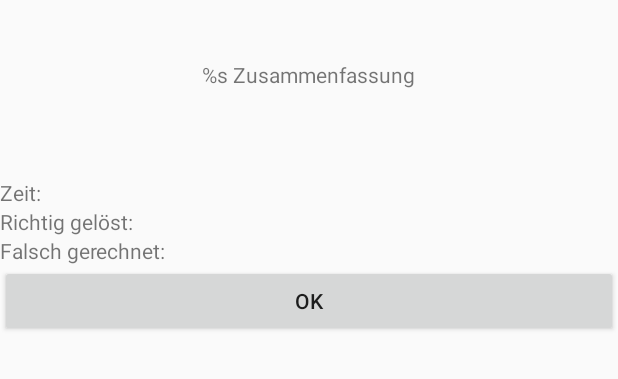
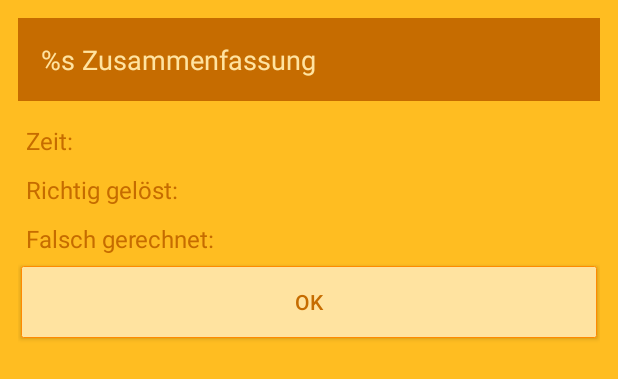
Before and after one commit to schlingel/MentalMathX, an Android app: the layout dialog_results_view.xml on its own in the app's theme, with its tools: preview values and no code run, on a phone screen of 412 x 824 dp. Shown: the top 379 px of the screen. Run offline under Robolectric (Android 15) with nearby library versions, the phone set to English and light mode, and no system bars.

Commit message:
Worked on the styling. Color scheme is not good but it's applied and can be easily modified by changing colors in color.xml

```diff
--- a/app/src/main/java/net/schlingel/bplaced/mentalmathx/model/adapters/ScoreAdapter.java
+++ b/app/src/main/java/net/schlingel/bplaced/mentalmathx/model/adapters/ScoreAdapter.java
@@ -97,7 +97,7 @@ public class ScoreAdapter extends BaseAdapter {
 
         if(i == 0) {
             sCorrect = context.getString(R.string.txtVwCorrectHeader);
-            sWrong = context.getString(R.string.txtVwWrongGuesses);
+            sWrong = context.getString(R.string.txtVwWrongHeader);
             sTimeLabel = context.getString(R.string.txtVwTimeHeader);
         } else {
             sCorrect = score.getCorrectGuesses().toString();
--- /dev/null
+++ b/app/src/main/res/drawable/mental_button.xml
@@ -0,0 +1,22 @@
+<?xml version="1.0" encoding="utf-8"?>
+
+<selector xmlns:android="http://schemas.android.com/apk/res/android">
+    <item android:state_pressed="true">
+        <shape xmlns:android="http://schemas.android.com/apk/res/android"
+            android:shape="rectangle">
+
+            <solid android:color="@color/Dark"></solid>
+            <corners android:radius="1dp" />
+            <stroke android:width="1px" android:color="@color/VeryDark" />
+        </shape>
+    </item>
+    <item>
+        <shape xmlns:android="http://schemas.android.com/apk/res/android"
+            android:shape="rectangle">
+
+            <solid android:color="@color/Light"></solid>
+            <corners android:radius="1dp" />
+            <stroke android:width="1px" android:color="@color/Dark" />
+        </shape>
+    </item>
+</selector>
--- a/app/src/main/res/layout/activity_highscores.xml
+++ b/app/src/main/res/layout/activity_highscores.xml
@@ -2,10 +2,6 @@
     xmlns:tools="http://schemas.android.com/tools"
     android:layout_width="match_parent"
     android:layout_height="match_parent"
-    android:paddingLeft="@dimen/activity_horizontal_margin"
-    android:paddingRight="@dimen/activity_horizontal_margin"
-    android:paddingTop="@dimen/activity_vertical_margin"
-    android:paddingBottom="@dimen/activity_vertical_margin"
     tools:context="net.schlingel.bplaced.mentalmathx.HighscoresActivity">
 
     <RelativeLayout
--- a/app/src/main/res/layout/dialog_results_view.xml
+++ b/app/src/main/res/layout/dialog_results_view.xml
@@ -1,37 +1,43 @@
 <?xml version="1.0" encoding="utf-8"?>
 
 <RelativeLayout xmlns:android="http://schemas.android.com/apk/res/android"
-    android:layout_width="match_parent" android:layout_height="match_parent">
+    android:layout_width="match_parent"
+    android:background="@color/Normal"
+    android:padding="12dp"
+    android:layout_height="match_parent">
 
     <TextView
         android:id="@+id/txtVwSummary"
         android:text="@string/txtVwSummary"
-        android:layout_width="wrap_content"
+        android:layout_width="match_parent"
         android:layout_height="wrap_content"
-        android:layout_centerHorizontal="true"
-        android:layout_margin="40dp"/>
-
-    <TextView
-        android:id="@+id/txtVwRounds"
-        android:layout_width="wrap_content"
-        android:layout_height="wrap_content"
-        android:layout_centerHorizontal="true"
-        android:layout_below="@id/txtVwSummary"/>
+        android:textColor="@color/Light"
+        android:background="@color/VeryDark"
+        android:padding="15dp"
+        android:textSize="18dp"
+        android:layout_marginBottom="10dp"
+        android:layout_centerHorizontal="true"/>
 
     <LinearLayout
         android:id="@+id/llTime"
         android:orientation="horizontal"
         android:layout_width="match_parent"
-        android:layout_below="@id/txtVwRounds"
+        android:layout_below="@id/txtVwSummary"
         android:layout_height="wrap_content">
         <TextView
             android:text="@string/txtVwTime"
             android:layout_width="0dp"
             android:layout_weight="0.5"
+            android:textColor="@color/VeryDark"
+            android:textSize="16dp"
+            android:padding="5dp"
             android:layout_height="wrap_content" />
         <TextView
             android:id="@+id/txtVwTime"
             android:layout_width="0dp"
+            android:textColor="@color/VeryDark"
+            android:textSize="16dp"
+            android:padding="5dp"
             android:layout_height="wrap_content"
             android:layout_weight="0.5"/>
     </LinearLayout>
@@ -46,10 +52,16 @@
             android:text="@string/txtVwCorrectGuesses"
             android:layout_width="0dp"
             android:layout_weight="0.5"
+            android:textColor="@color/VeryDark"
+            android:textSize="16dp"
+            android:padding="5dp"
             android:layout_height="wrap_content" />
         <TextView
             android:id="@+id/txtVwCorrectGuesses"
             android:layout_width="0dp"
+            android:textColor="@color/VeryDark"
+            android:textSize="16dp"
+            android:padding="5dp"
             android:layout_height="wrap_content"
             android:layout_weight="0.5"/>
     </LinearLayout>
@@ -64,10 +76,16 @@
             android:text="@string/txtVwWrongGuesses"
             android:layout_width="0dp"
             android:layout_weight="0.5"
+            android:textColor="@color/VeryDark"
+            android:textSize="16dp"
+            android:padding="5dp"
             android:layout_height="wrap_content" />
         <TextView
             android:id="@+id/txtVwWrongGuesses"
             android:layout_width="0dp"
+            android:textColor="@color/VeryDark"
+            android:textSize="16dp"
+            android:padding="5dp"
             android:layout_height="wrap_content"
             android:layout_weight="0.5"/>
     </LinearLayout>
@@ -76,7 +94,9 @@
         android:id="@+id/btnOK"
         android:layout_width="match_parent"
         android:layout_height="wrap_content"
+        style="@style/MentalButton"
         android:text="@string/btnOK"
+        android:layout_marginTop="10dp"
         android:layout_below="@id/llWrongGuesses"
         />
 
--- a/app/src/main/res/layout/select_difficulty.xml
+++ b/app/src/main/res/layout/select_difficulty.xml
@@ -5,12 +5,14 @@
 
     <Button
         android:id="@+id/btnEasy"
+        style="@style/MentalButton"
         android:layout_width="fill_parent"
         android:layout_height="wrap_content"
         android:text="@string/btnEasy"/>
 
     <Button
         android:id="@+id/btnMedium"
+        style="@style/MentalButton"
         android:layout_width="fill_parent"
         android:layout_height="wrap_content"
         android:layout_below="@id/btnEasy"
@@ -18,6 +20,7 @@
 
     <Button
         android:id="@+id/btnHard"
+        style="@style/MentalButton"
         android:layout_width="fill_parent"
         android:layout_height="wrap_content"
         android:layout_below="@id/btnMedium"
--- /dev/null
+++ b/app/src/main/res/values/color.xml
@@ -0,0 +1,9 @@
+<?xml version="1.0" encoding="utf-8"?>
+<resources>
+    <color name="VeryDark">#C66C00</color>
+    <color name="Dark">#FF8A00</color>
+    <color name="Normal">#FFBD21</color>
+    <color name="Light">#FFE3A0</color>
+    <color name="VeryLight">#FFF6DF</color>
+
+</resources>
--- a/app/src/main/res/values/styles.xml
+++ b/app/src/main/res/values/styles.xml
@@ -4,6 +4,7 @@
     <style name="AppTheme" parent="Theme.AppCompat.Light.DarkActionBar">
         <item name="android:windowActionBar">false</item>
         <item name="android:windowNoTitle">true</item>
+        <item name="android:windowBackground">@color/Normal</item>
         <!-- Customize your theme here. -->
     </style>
 
@@ -15,4 +16,9 @@
         <item name="android:textStyle">normal</item>
     </style>
 
+    <style name="MentalButton">
+        <item name="android:background">@drawable/mental_button</item>
+        <item name="android:layout_margin">2dp</item>
+        <item name="android:textColor">@color/VeryDark</item>
+    </style>
 </resources>
```
Also changed, not shown: app/src/main/java/net/schlingel/bplaced/mentalmathx/view/impl/DialogResultsView.java (+3 -5 lines), app/src/main/res/layout/activity_new_game.xml (+8 -0 lines), app/src/main/res/layout/fragment_highscores.xml (+7 -1 lines), app/src/main/res/layout/game.xml (+55 -14 lines), app/src/main/res/layout/lv_item_score.xml (+17 -0 lines).
